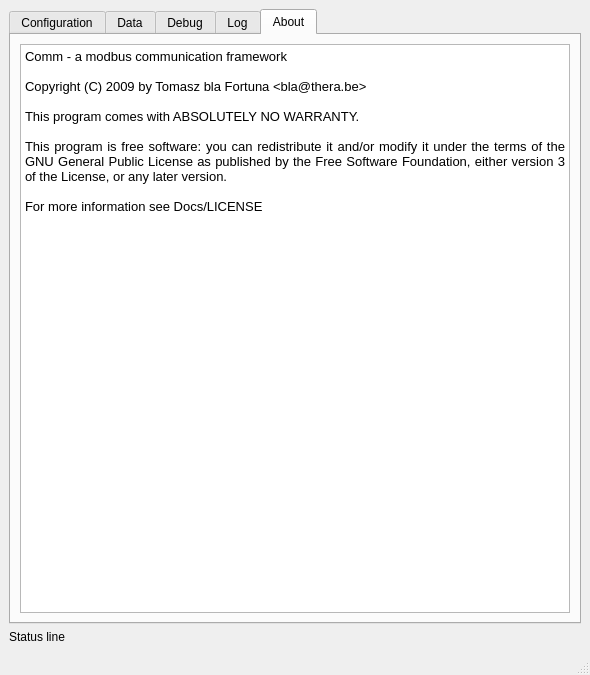
blaa/Modbus, file Interface/ModbusFrame.ui: the form before one commit.
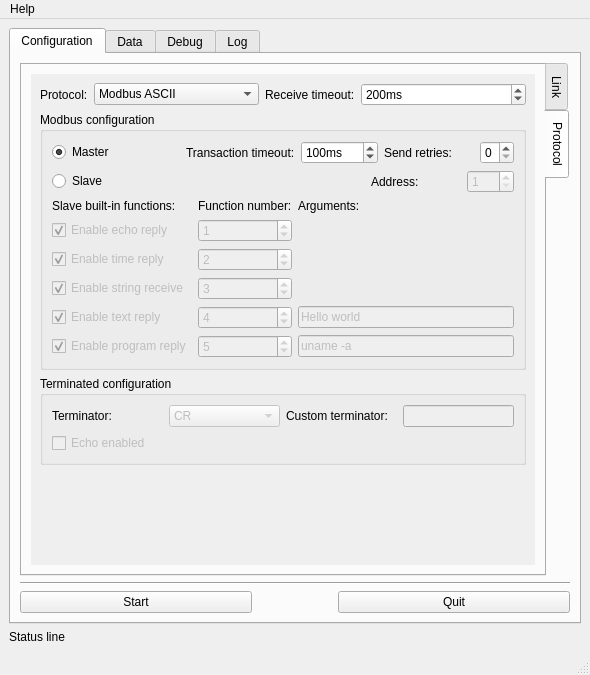
The form after the commit. The open tabs and pages were chosen to show the change.

Diff of the .ui file:
```diff
--- a/Interface/ModbusFrame.ui
+++ b/Interface/ModbusFrame.ui
@@ -431,8 +431,8 @@
                 <rect>
                  <x>0</x>
                  <y>0</y>
-                 <width>501</width>
-                 <height>433</height>
+                 <width>507</width>
+                 <height>478</height>
                 </rect>
                </property>
                <layout class="QVBoxLayout" name="verticalLayout_13">
@@ -1271,35 +1271,6 @@
         </item>
        </layout>
       </widget>
-      <widget class="QWidget" name="tab">
-       <attribute name="title">
-        <string>About</string>
-       </attribute>
-       <layout class="QVBoxLayout" name="verticalLayout_6">
-        <item>
-         <widget class="QTextEdit" name="textEdit">
-          <property name="readOnly">
-           <bool>true</bool>
-          </property>
-          <property name="html">
-           <string>&lt;!DOCTYPE HTML PUBLIC &quot;-//W3C//DTD HTML 4.0//EN&quot; &quot;http://www.w3.org/TR/REC-html40/strict.dtd&quot;&gt;
-&lt;html&gt;&lt;head&gt;&lt;meta name=&quot;qrichtext&quot; content=&quot;1&quot; /&gt;&lt;style type=&quot;text/css&quot;&gt;
-p, li { white-space: pre-wrap; }
-&lt;/style&gt;&lt;/head&gt;&lt;body style=&quot; font-family:'Sans Serif'; font-size:10pt; font-weight:400; font-style:normal;&quot;&gt;
-&lt;p style=&quot; margin-top:0px; margin-bottom:0px; margin-left:0px; margin-right:0px; -qt-block-indent:0; text-indent:0px;&quot;&gt;Comm - a modbus communication framework&lt;/p&gt;
-&lt;p style=&quot;-qt-paragraph-type:empty; margin-top:0px; margin-bottom:0px; margin-left:0px; margin-right:0px; -qt-block-indent:0; text-indent:0px;&quot;&gt;&lt;/p&gt;
-&lt;p style=&quot; margin-top:0px; margin-bottom:0px; margin-left:0px; margin-right:0px; -qt-block-indent:0; text-indent:0px;&quot;&gt;Copyright (C) 2009 by Tomasz bla Fortuna &amp;lt;bla@thera.be&amp;gt;&lt;/p&gt;
-&lt;p style=&quot;-qt-paragraph-type:empty; margin-top:0px; margin-bottom:0px; margin-left:0px; margin-right:0px; -qt-block-indent:0; text-indent:0px;&quot;&gt;&lt;/p&gt;
-&lt;p style=&quot; margin-top:0px; margin-bottom:0px; margin-left:0px; margin-right:0px; -qt-block-indent:0; text-indent:0px;&quot;&gt;This program comes with ABSOLUTELY NO WARRANTY.&lt;/p&gt;
-&lt;p style=&quot;-qt-paragraph-type:empty; margin-top:0px; margin-bottom:0px; margin-left:0px; margin-right:0px; -qt-block-indent:0; text-indent:0px;&quot;&gt;&lt;/p&gt;
-&lt;p align=&quot;justify&quot; style=&quot; margin-top:0px; margin-bottom:0px; margin-left:0px; margin-right:0px; -qt-block-indent:0; text-indent:0px;&quot;&gt;This program is free software: you can redistribute it and/or modify it under the terms of the GNU General Public License as published by the Free Software Foundation, either version 3 of the License, or any later version.&lt;/p&gt;
-&lt;p style=&quot;-qt-paragraph-type:empty; margin-top:0px; margin-bottom:0px; margin-left:0px; margin-right:0px; -qt-block-indent:0; text-indent:0px;&quot;&gt;&lt;/p&gt;
-&lt;p style=&quot; margin-top:0px; margin-bottom:0px; margin-left:0px; margin-right:0px; -qt-block-indent:0; text-indent:0px;&quot;&gt;For more information see Docs/LICENSE&lt;/p&gt;&lt;/body&gt;&lt;/html&gt;</string>
-          </property>
-         </widget>
-        </item>
-       </layout>
-      </widget>
      </widget>
     </item>
     <item>
@@ -1323,9 +1294,16 @@
      <x>0</x>
      <y>0</y>
      <width>590</width>
-     <height>23</height>
+     <height>25</height>
     </rect>
    </property>
+   <widget class="QMenu" name="menuHelp">
+    <property name="title">
+     <string>Help</string>
+    </property>
+    <addaction name="actionAbout"/>
+   </widget>
+   <addaction name="menuHelp"/>
   </widget>
   <widget class="QStatusBar" name="statusbar"/>
  </widget>
```
Left out of the diff: 48 changed lines with no effect on the pictures.
